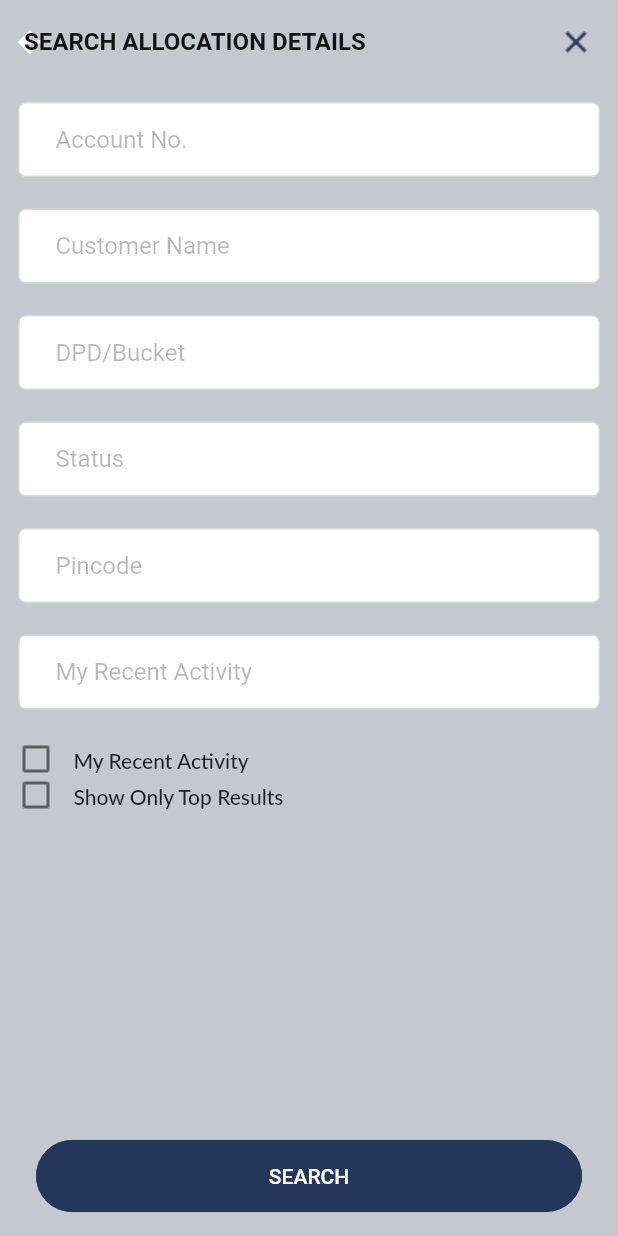
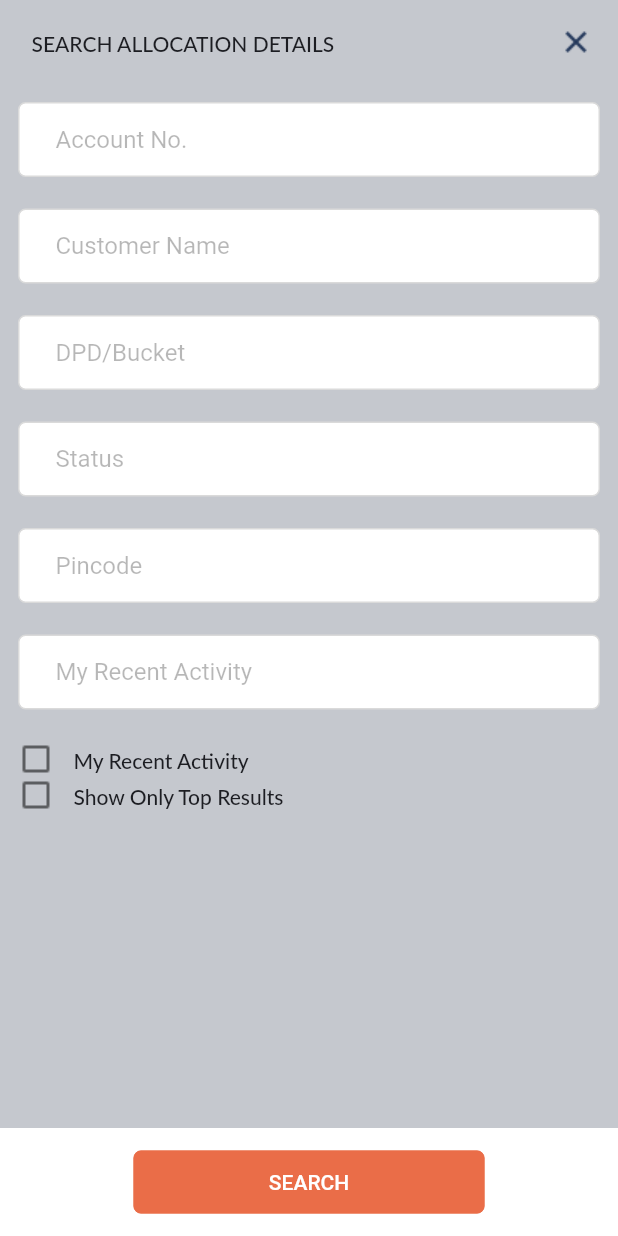
Before and after one commit to krian-kk/flutter-multi-module-app, a Flutter app: the SearchAllocationDetailsScreen screen opened directly, on a phone screen of 412 x 824 dp. Run offline on Flutter 3.47's test engine with Material 2 defaults, Android fonts, the phone set to English and light mode, and no system bars; our stand-ins replace bloc, easy_localization, equatable, flutter_bloc, fluttertoast, package_info_plus and 1 more; accounts and stored records are empty.

Commit message:
Change Search Allocation Details Screen

```diff
--- a/lib/screen/search_allocation_details_screen/search_allocation_details_screen.dart
+++ b/lib/screen/search_allocation_details_screen/search_allocation_details_screen.dart
@@ -5,6 +5,7 @@
 import 'package:origa/utils/font.dart';
 import 'package:origa/utils/image_resource.dart';
 import 'package:origa/utils/string_resource.dart';
+import 'package:origa/widgets/custom_appbar.dart';
 import 'package:origa/widgets/custom_button.dart';
 import 'package:origa/widgets/custom_text.dart';
 
@@ -39,25 +40,31 @@
 
   @override
   Widget build(BuildContext context) {
-    return Scaffold(
-      appBar: AppBar(
-        backgroundColor: ColorResource.colorC5C8CE,
-        title: Text(StringResource.searchAllocationDetails),
-        centerTitle: false,
-        leadingWidth: 0.0,
-        titleTextStyle: TextStyle(
-            color: ColorResource.color101010,
-            fontWeight: FontWeight.w700,
-            fontSize: FontSize.sixteen),
-        elevation: 0.0,
-        actions: [
-          GestureDetector(
-              onTap: () {
-                Navigator.pop(context);
-              },
-              child: Image.asset(ImageResource.close))
-        ],
-      ),
+    return SafeArea(
+      top: false,
+      child: Scaffold(
+        // appBar: CustomAppbar(
+        //   titleString: StringResource.searchAllocationDetails,
+        // ),
+        // appBar: AppBar(
+        //   backgroundColor: ColorResource.colorC5C8CE,
+        //   automaticallyImplyLeading: false,
+        //   title: Text(StringResource.searchAllocationDetails),
+        //   centerTitle: false,
+        //   leadingWidth: 0.0,
+        //   titleTextStyle: TextStyle(
+        //       color: ColorResource.color101010,
+        //       fontWeight: FontWeight.w700,
+        //       fontSize: FontSize.sixteen),
+        //   elevation: 0.0,
+        //   actions: [
+        //     GestureDetector(
+        //         onTap: () {
+        //           Navigator.pop(context);
+        //         },
+        //         child: Image.asset(ImageResource.close))
+        //   ],
+        // ),
         backgroundColor: ColorResource.colorC5C8CE,
         body: BlocListener<SearchAllocationDetailsBloc,
             SearchAllocationDetailsState>(
@@ -74,7 +81,21 @@
                   child: CircularProgressIndicator(),
                 );
               }
-            return Container(
+              return Column(
+                children: [
+                  CustomAppbar(
+                    titleString: StringResource.searchAllocationDetails,
+                    titleSpacing: 21,
+                    showClose: true,
+                    onItemSelected: (value) {
+                      if (value == 'close') {
+                        Navigator.pop(context);
+                      }
+                    },
+                  ),
+                  Expanded(
+                    child: SingleChildScrollView(
+                      child: Container(
                         height: MediaQuery.of(context).size.height,
                         child: Padding(
                           padding: const EdgeInsets.all(12.0),
@@ -112,38 +133,67 @@
                                     customerIDController,
                                   ),
                                   const SizedBox(height: 21),
-                        Row(
+                                  GestureDetector(
+                                    onTap: () {
+                                      setState(() {
+                                        value1 = !value1;
+                                      });
+                                    },
+                                    child: Row(
                                       children: [
                                         Image.asset(value1
                                             ? ImageResource.checkOn
                                             : ImageResource.checkOff),
                                         const SizedBox(width: 13),
-                            CustomText(StringResource.myRecentActivity)
+                                        CustomText(
+                                            StringResource.myRecentActivity)
                                       ],
                                     ),
-                        Row(
+                                  ),
+                                  GestureDetector(
+                                    onTap: () {
+                                      setState(() {
+                                        value2 = !value2;
+                                      });
+                                    },
+                                    child: Row(
                                       children: [
                                         Image.asset(value2
                                             ? ImageResource.checkOn
                                             : ImageResource.checkOff),
                                         const SizedBox(width: 13),
-                            CustomText(StringResource.showOnlyTopResults)
+                                        CustomText(
+                                            StringResource.showOnlyTopResults)
                                       ],
+                                    ),
                                   )
                                 ],
                               ),
                             ],
                           ),
                         ),
+                      ),
+                    ),
+                  ),
+                ],
               );
             },
           ),
         ),
-      bottomNavigationBar: Padding(
-        padding: const EdgeInsets.symmetric(horizontal: 20.0, vertical: 12.0),
+        bottomNavigationBar: Container(
+          width: double.infinity,
+          color: ColorResource.colorFFFFFF,
+          child: Padding(
+            padding: EdgeInsets.symmetric(horizontal: 85, vertical: 11.0),
+            child: Container(
+              width: 111,
+              height: 50,
               child: CustomButton(
                 StringResource.sEARCH,
-          cardShape: 85,
+                cardShape: 5,
+              ),
+            ),
+          ),
         ),
       ),
     );
@@ -170,6 +220,7 @@
   final BorderStyle borderStyle;
   final Color borderColour;
   final double borderWidth;
+  final Color cursorColor;
 
   CustomTextField(this.hintText, this.controller,
       {this.colour = ColorResource.colorFFFFFF,
@@ -188,6 +239,7 @@
       this.maximumWordCount = 1,
       this.borderColour = ColorResource.colorDADADA,
       this.borderWidth = 1.0,
+      this.cursorColor = ColorResource.colorDADADA,
       this.borderStyle = BorderStyle.solid});
 
   @override
@@ -211,6 +263,7 @@
         padding: const EdgeInsets.symmetric(horizontal: 24.0),
         child: TextField(
           obscureText: widget.obsecureText,
+          cursorColor: widget.cursorColor,
           decoration: InputDecoration(
               fillColor: widget.fillColor,
               hoverColor: widget.hoverColor,
@@ -223,3 +276,33 @@
     );
   }
 }
+
+// class CustomAppBar1 extends StatefulWidget implements PreferredSizeWidget {
+//   final Widget child;
+//   final double height;
+
+//   CustomAppBar1({
+//     required this.child,
+//     this.height = kToolbarHeight,
+//   });
+//   @override
+//   Size get preferredSize => Size.fromHeight(height);
+
+//   @override
+//   State<CustomAppBar1> createState() => _CustomAppBar1State();
+// }
+
+// class _CustomAppBar1State extends State<CustomAppBar1> {
+//   @override
+//   Size get preferredSize => Size.fromHeight(widget.height);
+
+//   @override
+//   Widget build(BuildContext context) {
+//     return Container(
+//       height: preferredSize.height,
+//       color: Colors.orange,
+//       alignment: Alignment.center,
+//       child: widget.child,
+//     );
+//   }
+// }
--- a/lib/widgets/custom_appbar.dart
+++ b/lib/widgets/custom_appbar.dart
@@ -3,6 +3,7 @@
 import 'package:origa/listener/item_selected_listener.dart';
 import 'package:origa/utils/color_resource.dart';
 import 'package:origa/utils/font.dart';
+import 'package:origa/utils/image_resource.dart';
 import 'package:origa/utils/string_resource.dart';
 import 'package:origa/widgets/widget_utils.dart';
 
@@ -12,6 +13,7 @@
   final bool? showSettings;
   final bool? showNotification;
   final bool? showFilter;
+  final bool? showClose;
   final bool? showDownload;
   final bool? isAuthentication;
   final bool? showSearch;
@@ -41,6 +43,7 @@
       this.showDownload = false,
       this.clear,
       this.showFilter = false,
+      this.showClose = false,
       this.showSettings = false,
       this.showTextButton = false,
       this.textButtonString = '',
@@ -85,16 +88,17 @@
       backwardsCompatibility: false,
       titleSpacing: widget.titleSpacing ?? 0,
       title:
-      //  showSearch
-      //     ? searchBar()
-      //     :
+          //  showSearch
+          //     ? searchBar()
+          //     :
           titleString != null || titleString != ''
               ? widget.subTitle == null || widget.subTitle == ''
                   ? CustomText(
                       titleString,
-                      style: TextStyle(color: ColorResource.color23375A,
+                      style: TextStyle(
+                          color: ColorResource.color101010,
                           fontFamily: Font.latoRegular.toString(),
-                          fontWeight: FontWeight.w600,
+                          fontWeight: FontWeight.w700,
                           fontSize: FontSize.sixteen),
                     )
                   : Container(
@@ -109,8 +113,7 @@
                                 .subtitle1!
                                 .copyWith(
                                     color: ColorResource.colorffffff,
-                                    fontFamily:
-                                        Font.latoRegular.toString(),
+                                    fontFamily: Font.latoRegular.toString(),
                                     fontWeight: FontWeight.w600),
                           ),
                           const SizedBox(
@@ -123,8 +126,7 @@
                                 .subtitle2!
                                 .copyWith(
                                     color: ColorResource.colorffffff,
-                                    fontFamily:
-                                        Font.latoRegular.toString(),
+                                    fontFamily: Font.latoRegular.toString(),
                                     fontWeight: FontWeight.w400),
                           )
                         ],
@@ -132,7 +134,6 @@
                     )
               : const SizedBox(),
       actions: <Widget>[
-        // actionView(context, widget.actionIndex),
         // searchButton(context),
         // notificationButton(context),
         // textButton(context),
@@ -140,6 +141,7 @@
         // downloadIconButton(context),
         // if (widget.clear != null) clearButton(context),
         // settingsButton(context),
+        closeButton(context),
       ],
       leading: leadingIcon(context),
     );
@@ -147,6 +149,20 @@
 
   void setUpdateState() {
     setState(() {});
+  }
+
+  Widget closeButton(BuildContext context) {
+    return Visibility(
+      visible: widget.showClose!,
+      child: GestureDetector(
+        child: Image.asset(ImageResource.close),
+        onTap: () {
+          setState(() {
+            widget.onItemSelected!('close');
+          });
+        },
+      ),
+    );
   }
 
   //   Widget actionView(BuildContext context, int? actionIndex) {
@@ -427,13 +443,13 @@
       case IconEnum.close:
         return const Icon(
           Icons.close,
-          color: Colors.white,
+          color: Colors.black,
           size: 25,
         );
       case IconEnum.back:
         return const Icon(
           Icons.arrow_back,
-          color: Colors.white,
+          color: Colors.black,
         );
       case IconEnum.menu:
         return const Icon(Icons.menu);
--- a/lib/widgets/custom_button.dart
+++ b/lib/widgets/custom_button.dart
@@ -36,8 +36,8 @@
         child: SizedBox.shrink(),
       ),
       this.font = Font.latoMedium,
-      this.buttonBackgroundColor = ColorResource.color23375A,
-      this.borderColor = ColorResource.color23375A,
+      this.buttonBackgroundColor = ColorResource.colorEA6D48,
+      this.borderColor = ColorResource.colorEA6D48,
       this.textAlign = TextAlign.left,
       this.onTap,
       this.textColor = Colors.white,
@@ -74,7 +74,7 @@
           shape: RoundedRectangleBorder(
               borderRadius: BorderRadius.circular(widget.cardShape),
               side: BorderSide(
-                width: 0.5,
+                  width: 0.5,
                   color: widget.borderColor
                       .withOpacity(widget.isEnabled ? 1 : 0.3))),
           color: widget.buttonBackgroundColor
```
Also changed, not shown: 1 other file. Lines whose indentation alone changed are shown as unchanged.
